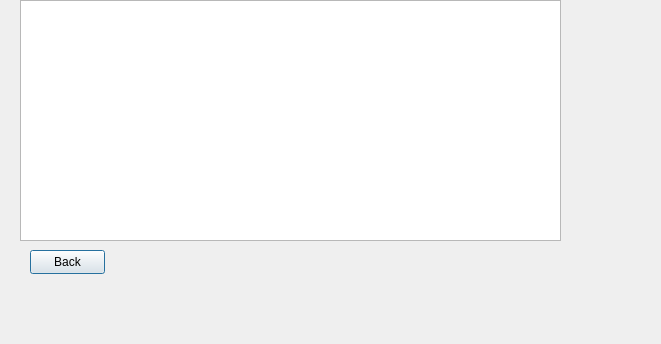
Tania1sll/OOP_practice, file MDI/PR10_2_0/showbus.ui: the form before one commit.
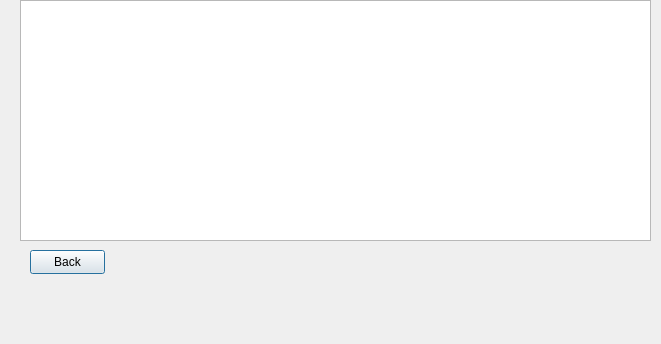
The form after the commit.

Diff of the .ui file:
```diff
--- a/MDI/PR10_2_0/showbus.ui
+++ b/MDI/PR10_2_0/showbus.ui
@@ -31,7 +31,7 @@
     <rect>
      <x>20</x>
      <y>0</y>
-     <width>541</width>
+     <width>631</width>
      <height>241</height>
     </rect>
    </property>
```
